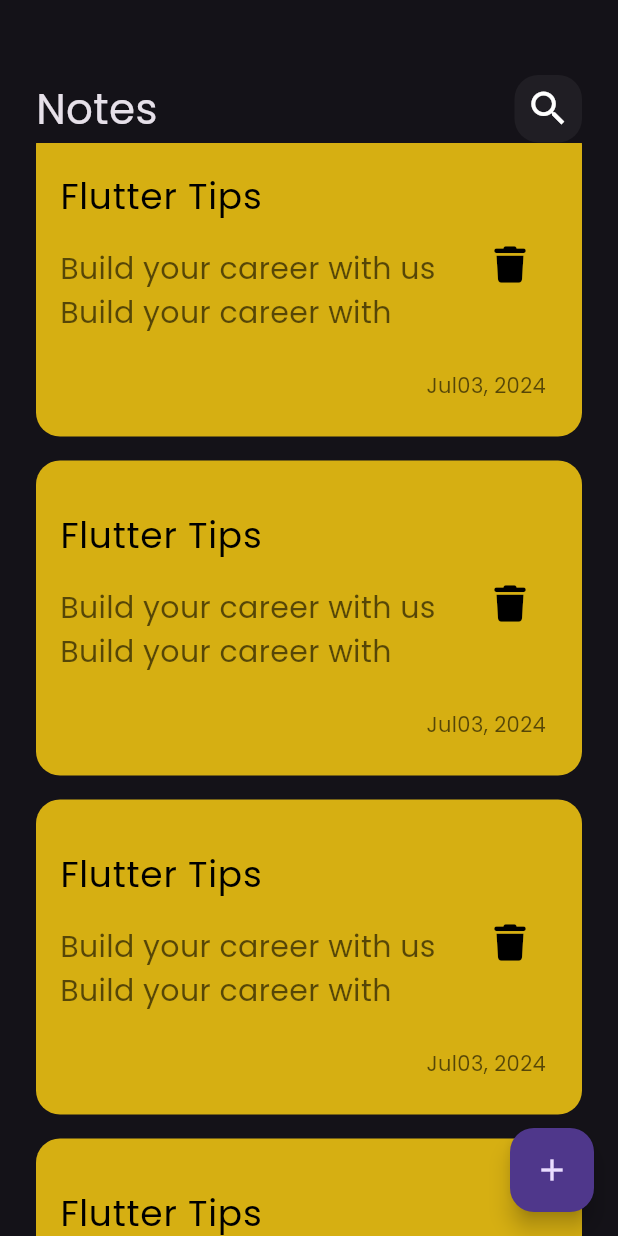
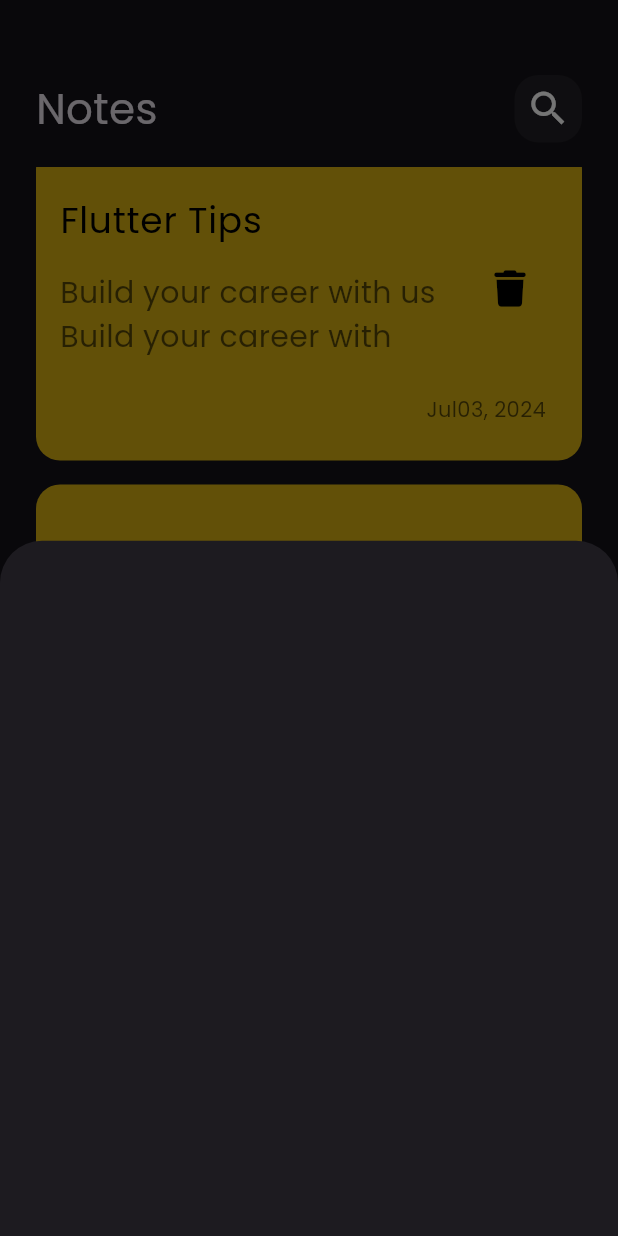
Before and after one commit to Jalo1982/notes_app, a Flutter app: the screen it shows after launch, scrolled down 1152 dp, after a tap on the "add" icon, on a phone screen of 412 x 824 dp. Run offline on Flutter 3.47's test engine with Material 3 defaults, Android fonts, the phone set to English and light mode, and no system bars; our stand-ins replace font_awesome_flutter.

Commit message:
add show model bottom sheet

```diff
--- a/lib/views/notes_view.dart
+++ b/lib/views/notes_view.dart
@@ -1,4 +1,5 @@
 import 'package:flutter/material.dart';
+import 'package:notes_app/views/widgets/add_model_bottom_sheet.dart';
 import 'package:notes_app/views/widgets/notes_view_body.dart';
 
 class NotesView extends StatelessWidget {
@@ -8,10 +9,16 @@ class NotesView extends StatelessWidget {
   Widget build(BuildContext context) {
     return Scaffold(
       floatingActionButton: FloatingActionButton(
-        onPressed: () {},
+        onPressed: () {
+          showModalBottomSheet(
+              context: context,
+              builder: (context) {
+                return const AddModalBottomSheet();
+              });
+        },
         child: const Icon(Icons.add),
       ),
-      body: NotesViewBody(),
+      body: const NotesViewBody(),
     );
   }
 }
--- /dev/null
+++ b/lib/views/widgets/add_model_bottom_sheet.dart
@@ -0,0 +1,10 @@
+
+import 'package:flutter/material.dart';
+
+class AddModalBottomSheet extends StatelessWidget {
+  const AddModalBottomSheet({super.key});
+  @override
+  Widget build(context) {
+    return Container();
+  }
+}
--- a/lib/views/widgets/notes_list_view.dart
+++ b/lib/views/widgets/notes_list_view.dart
@@ -8,11 +8,16 @@ class NotesListView extends StatelessWidget {
 
   @override
   Widget build(BuildContext context) {
-    return ListView.builder(itemBuilder: (context, index) {
-      return const Padding(
-        padding: EdgeInsets.symmetric(vertical: 8),
-        child: NoteItem(),
-      );
-    });
+    return Padding(
+      padding: const EdgeInsets.symmetric(vertical: 16),
+      child: ListView.builder(
+          padding: EdgeInsets.zero,
+          itemBuilder: (context, index) {
+            return const Padding(
+              padding: EdgeInsets.symmetric(vertical: 8),
+              child: NoteItem(),
+            );
+          }),
+    );
   }
 }
```
